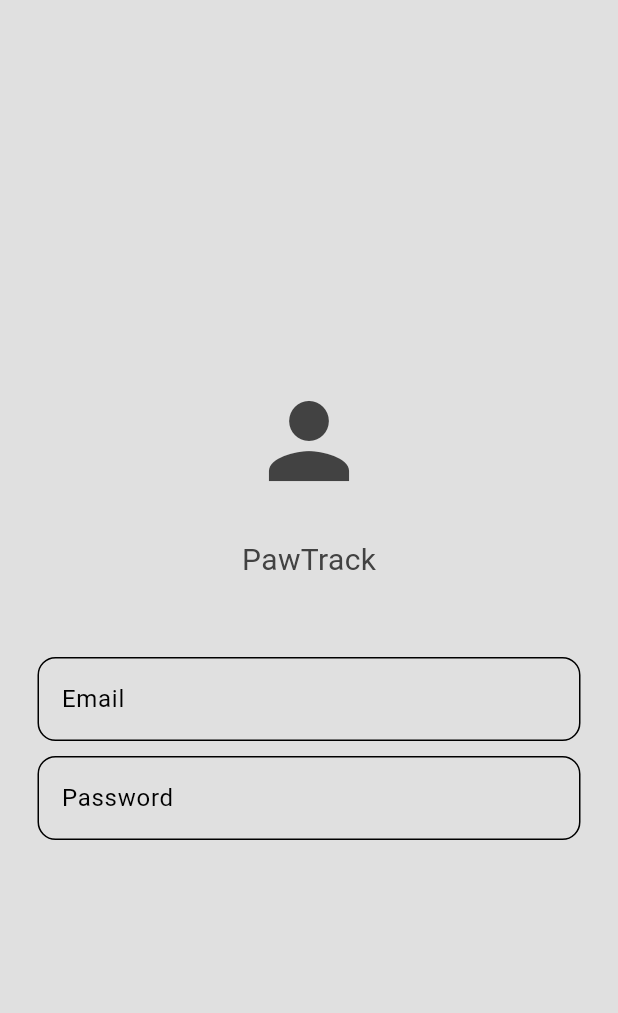
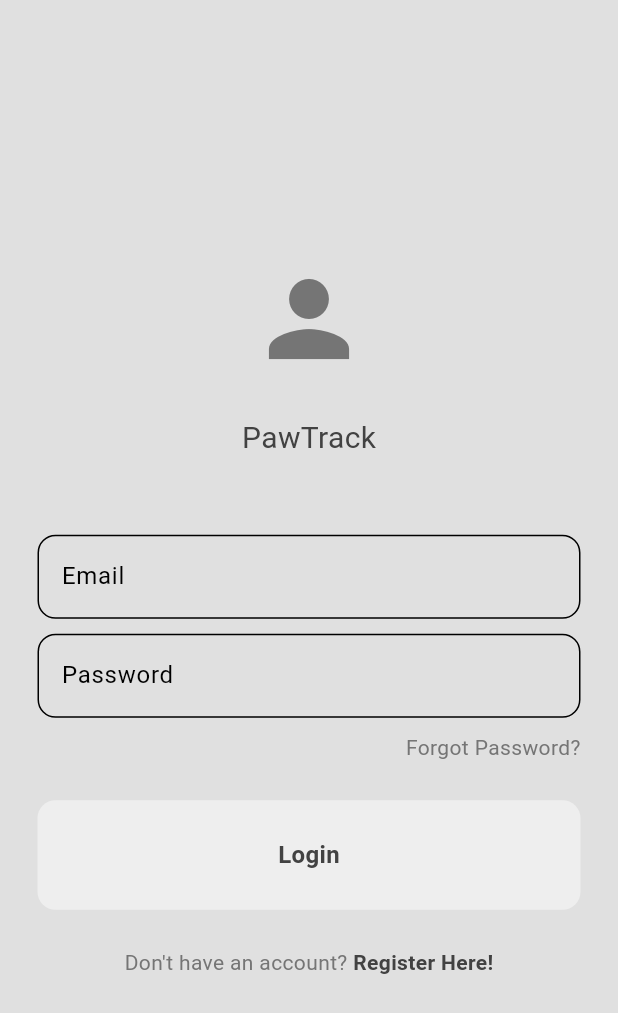
Before and after one commit to FabioKoshy/PawTrack, a Flutter app: the screen it shows after launch, on a phone screen of 412 x 824 dp. Shown: the top 1013 px of the screen. Run offline on Flutter 3.47's test engine with Material 3 defaults, Android fonts, the phone set to English and light mode, and no system bars.

Commit message:
[UI-1.6] implement Log In UI

```diff
--- /dev/null
+++ b/lib/components/custom_button.dart
@@ -0,0 +1,28 @@
+import 'package:flutter/material.dart';
+
+class CustomButton extends StatelessWidget {
+  final String text;
+  final void Function()? onTap;
+
+  const CustomButton({super.key, required this.text, required this.onTap});
+
+  @override
+  Widget build(BuildContext context) {
+    return GestureDetector(
+      onTap: onTap,
+      child: Container(
+        decoration: BoxDecoration(
+          color: Theme.of(context).colorScheme.primary,
+          borderRadius: BorderRadius.circular(12),
+        ),
+        padding: const EdgeInsets.all(25),
+        child: Center(
+          child: Text(
+            text,
+            style: const TextStyle(fontWeight: FontWeight.bold, fontSize: 16),
+          ),
+        ),
+      ),
+    );
+  }
+}
--- a/lib/pages/login_page.dart
+++ b/lib/pages/login_page.dart
@@ -1,12 +1,17 @@
 import 'package:flutter/material.dart';
+import 'package:pawtrack/components/custom_button.dart';
+import 'package:pawtrack/components/custom_text_field.dart';
 
-import '../components/custom_text_field.dart';
+
 
 class LoginPage extends StatelessWidget {
 
-  // controller for text fields
-  TextEditingController emailController = TextEditingController();
-  TextEditingController passwordController = TextEditingController();
+  // controllers for text fields
+  final TextEditingController emailController = TextEditingController();
+  final TextEditingController passwordController = TextEditingController();
+
+  // login logic
+  void login(){}
 
   LoginPage({super.key});
 
@@ -58,22 +63,40 @@ class LoginPage extends StatelessWidget {
 
               const SizedBox(height: 10),
 
+              // forgot pass
+              Row(
+                mainAxisAlignment: MainAxisAlignment.end,
+                children: [
+                  Text("Forgot Password?",
+                       style: TextStyle(
+                           color: Theme.of(context).colorScheme.inversePrimary,),
+                  ),
+                ],
+              ),
+              const SizedBox(height: 25),
+
+              // login button
+              CustomButton(
+                text: "Login",
+                onTap: login,
+              ),
+
+              const SizedBox(height: 25),
+
+              // dont have an account signup button
+              Row(
+                mainAxisAlignment: MainAxisAlignment.center,
+                children: [
+                  Text("Don't have an account?",
+                    style: TextStyle(color: Theme.of(context).colorScheme.inversePrimary,),),
+                  GestureDetector(
+                      onTap: (){},
+                      child: const Text(" Register Here!", style: TextStyle(fontWeight: FontWeight.bold,))),
+                ],
+              )
 
             ],
 
-
-
-
-
-
-
-
-
-            // forgot pass
-
-            // login button
-
-            // dont have an account signup button
 
           ),
         ),
--- a/lib/theme/dark_mode.dart
+++ b/lib/theme/dark_mode.dart
@@ -6,7 +6,7 @@ ThemeData darkMode = ThemeData(
       surface: Colors.grey.shade900,
       primary: Colors.grey.shade800,
       secondary: Colors.grey.shade700,
-      inversePrimary: Colors.grey.shade300
+      inversePrimary: Colors.grey.shade500
   ),
   textTheme: ThemeData.dark().textTheme.apply(
       bodyColor: Colors.grey[300],
--- a/lib/theme/light_mode.dart
+++ b/lib/theme/light_mode.dart
@@ -6,7 +6,7 @@ ThemeData lightMode = ThemeData(
     surface: Colors.grey.shade300,
     primary: Colors.grey.shade200,
     secondary: Colors.grey.shade400,
-    inversePrimary: Colors.grey.shade800
+    inversePrimary: Colors.grey.shade600
   ),
   textTheme: ThemeData.light().textTheme.apply(
     bodyColor: Colors.grey[800],
```
